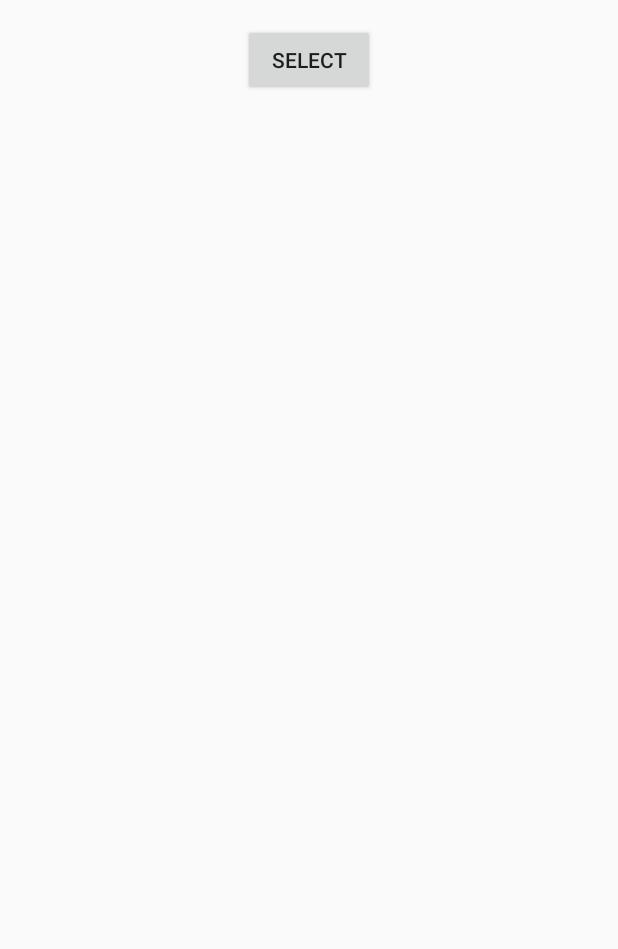
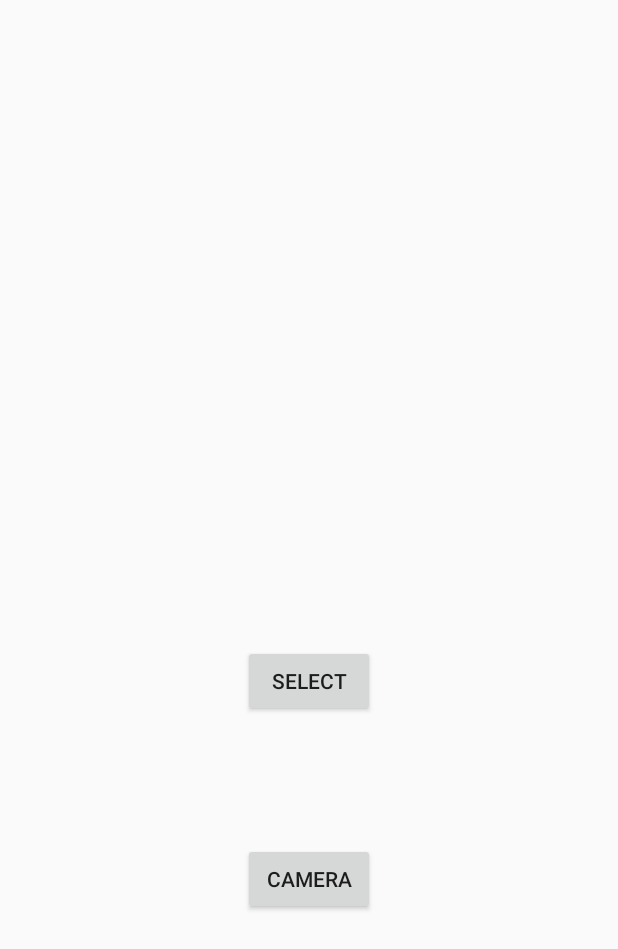
Before and after one commit to KentZTY/PhotoAPP, an Android app: the screen it shows after launch (MainActivity), on a phone screen of 412 x 824 dp. Shown: the top 949 px of the screen. Run offline under Robolectric (Android 15) with nearby library versions, the phone set to English and light mode, and no system bars.

Commit message:
Camera Function added

```diff
--- a/app/src/main/java/com/example/yang/myphoto4/MainActivity.java
+++ b/app/src/main/java/com/example/yang/myphoto4/MainActivity.java
@@ -5,28 +5,42 @@ import android.content.Intent;
 import android.database.Cursor;
 import android.net.Uri;
 import android.os.Bundle;
+import android.os.Environment;
 import android.provider.MediaStore;
 import android.view.View;
-import android.widget.ImageView;
+import android.widget.Toast;
 
 
 public class MainActivity extends Activity
 {
     private static final int SELECT_PICTURE = 1;
+    private static final int REQUEST_CAPTURE_CAMERA = 1;
     private String selectedImagePath1;
-    private ImageView img;
+
     @Override
     public void onCreate(Bundle savedInstanceState) {
         super.onCreate(savedInstanceState);
         setContentView(R.layout.activity_main);
-        img = (ImageView)findViewById(R.id.imageView01);
 
         (findViewById(R.id.button01))
                 .setOnClickListener(new View.OnClickListener() {
                     public void onClick(View arg0) {
                         Intent intent = new Intent(Intent.ACTION_PICK);
                         intent.setType("image/*");
-                        startActivityForResult(Intent.createChooser(intent,"Select Picture"), SELECT_PICTURE);
+                        startActivityForResult(Intent.createChooser(intent, "Select Picture"), SELECT_PICTURE);
+                    }
+                });
+        (findViewById(R.id.button02))
+                .setOnClickListener(new View.OnClickListener() {
+                    public void onClick(View arg0) {
+                        String state = Environment.getExternalStorageState();
+                        if (state.equals(Environment.MEDIA_MOUNTED)) {
+                            Intent getImageByCamera = new Intent(MediaStore.ACTION_IMAGE_CAPTURE);
+                            startActivityForResult(getImageByCamera, REQUEST_CAPTURE_CAMERA);
+                        }
+                        else {
+                            Toast.makeText(getApplicationContext(), "Make sure you've insert SD card.", Toast.LENGTH_LONG).show();
+                        }
                     }
                 });
     }
@@ -37,7 +51,6 @@ public class MainActivity extends Activity
                 Uri selectedImageUri = data.getData();
                 selectedImagePath1 = getPath(selectedImageUri);
                 System.out.println("Image Path : " + selectedImagePath1);
-                img.setImageURI(selectedImageUri);
                 Intent intent1 = new Intent();
                 intent1.setClass(MainActivity.this, DisplayImageActivity.class);
                 intent1.setData(selectedImageUri);
--- a/app/src/main/res/layout/activity_main.xml
+++ b/app/src/main/res/layout/activity_main.xml
@@ -10,14 +10,18 @@
         android:layout_height="wrap_content"
         android:text="SELECT"
         android:id="@+id/button01"
-        android:layout_alignParentTop="true"
-        android:layout_centerHorizontal="true" />
+        android:layout_above="@+id/button02"
+        android:layout_alignLeft="@+id/button02"
+        android:layout_alignStart="@+id/button02"
+        android:layout_marginBottom="84dp" />
 
-    <ImageView
-        android:layout_width="fill_parent"
-        android:layout_height="fill_parent"
-        android:id="@+id/imageView01"
-        android:layout_alignParentTop="true"
-        android:layout_alignParentRight="true"
-        android:layout_alignParentEnd="true" />
+    <Button
+        android:layout_width="wrap_content"
+        android:layout_height="wrap_content"
+        android:text="Camera"
+        android:id="@+id/button02"
+        android:layout_alignParentBottom="true"
+        android:layout_centerHorizontal="true"
+        android:layout_marginBottom="198dp" />
+
 </RelativeLayout>
```
Also changed, not shown: 1 other file.
